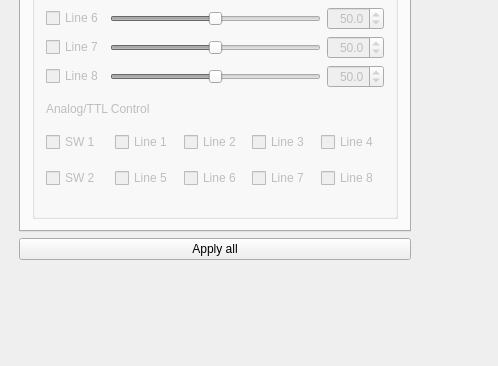
The window that Imagine/imagine.ui (HolyLab/Imagine) describes before a commit, drawn with Qt 5; both pictures show x 0 to 498 and y 431 to 797 of the 789 by 797 pixel window.
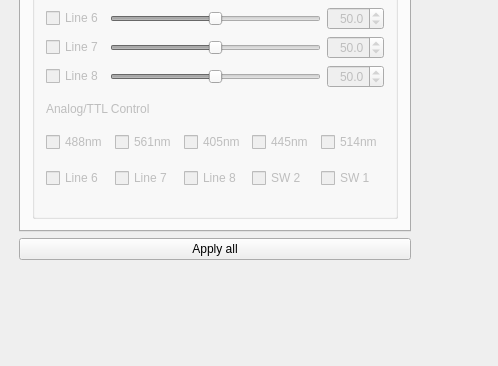
The same window after the commit. The open tabs and pages were chosen to show the change. Icons and pictures are not drawn. Custom widgets are drawn as their Qt base class.

Commit message: laser individual control except 561nm laser of ocpi-2

```diff
--- a/Imagine/imagine.ui
+++ b/Imagine/imagine.ui
@@ -173,7 +173,7 @@
      <rect>
       <x>10</x>
       <y>120</y>
-      <width>379</width>
+      <width>394</width>
       <height>532</height>
      </rect>
     </property>
@@ -185,7 +185,7 @@
     </property>
     <property name="minimumSize">
      <size>
-      <width>379</width>
+      <width>394</width>
       <height>532</height>
      </size>
     </property>
@@ -233,7 +233,7 @@
          </size>
         </property>
         <property name="currentIndex">
-         <number>4</number>
+         <number>5</number>
         </property>
         <widget class="QWidget" name="tabGeneral">
          <attribute name="title">
@@ -3009,23 +3009,13 @@
                <property name="topMargin">
                 <number>10</number>
                </property>
-               <item>
-                <widget class="QCheckBox" name="cbDualOutSW1">
-                 <property name="accessibleDescription">
-                  <string notr="true">no apply</string>
-                 </property>
-                 <property name="text">
-                  <string>SW 1</string>
-                 </property>
-                </widget>
-               </item>
                <item>
                 <widget class="QCheckBox" name="cbLineTTL1">
                  <property name="accessibleDescription">
                   <string notr="true">no apply</string>
                  </property>
                  <property name="text">
-                  <string>Line 1</string>
+                  <string>488nm</string>
                  </property>
                 </widget>
                </item>
@@ -3035,7 +3025,7 @@
                   <string notr="true">no apply</string>
                  </property>
                  <property name="text">
-                  <string>Line 2</string>
+                  <string>561nm</string>
                  </property>
                 </widget>
                </item>
@@ -3045,7 +3035,7 @@
                   <string notr="true">no apply</string>
                  </property>
                  <property name="text">
-                  <string>Line 3</string>
+                  <string>405nm</string>
                  </property>
                 </widget>
                </item>
@@ -3055,24 +3045,7 @@
                   <string notr="true">no apply</string>
                  </property>
                  <property name="text">
-                  <string>Line 4</string>
-                 </property>
-                </widget>
-               </item>
-              </layout>
-             </item>
-             <item>
-              <layout class="QHBoxLayout" name="horizontalLayout_10">
-               <property name="topMargin">
-                <number>10</number>
-               </property>
-               <item>
-                <widget class="QCheckBox" name="cbDualOutSW2">
-                 <property name="accessibleDescription">
-                  <string notr="true">no apply</string>
-                 </property>
-                 <property name="text">
-                  <string>SW 2</string>
+                  <string>445nm</string>
                  </property>
                 </widget>
                </item>
@@ -3082,10 +3055,17 @@
                   <string notr="true">no apply</string>
                  </property>
                  <property name="text">
-                  <string>Line 5</string>
+                  <string>514nm</string>
                  </property>
                 </widget>
                </item>
+              </layout>
+             </item>
+             <item>
+              <layout class="QHBoxLayout" name="horizontalLayout_10">
+               <property name="topMargin">
+                <number>10</number>
+               </property>
                <item>
                 <widget class="QCheckBox" name="cbLineTTL6">
                  <property name="accessibleDescription">
@@ -3116,6 +3096,26 @@
                  </property>
                 </widget>
                </item>
+               <item>
+                <widget class="QCheckBox" name="cbDualOutSW2">
+                 <property name="accessibleDescription">
+                  <string notr="true">no apply</string>
+                 </property>
+                 <property name="text">
+                  <string>SW 2</string>
+                 </property>
+                </widget>
+               </item>
+               <item>
+                <widget class="QCheckBox" name="cbDualOutSW1">
+                 <property name="accessibleDescription">
+                  <string notr="true">no apply</string>
+                 </property>
+                 <property name="text">
+                  <string>SW 1</string>
+                 </property>
+                </widget>
+               </item>
               </layout>
              </item>
              <item>
```
The commit also changes 1 other file.
